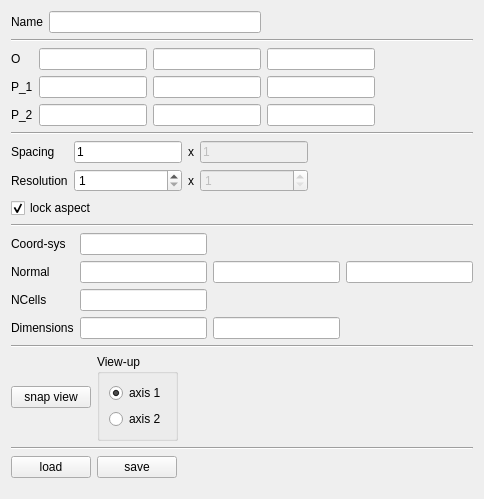
Above: development/pqSQPlaneSourceForm.ui from burlen/SciberQuestToolKit before the change. Below: the same form after it.
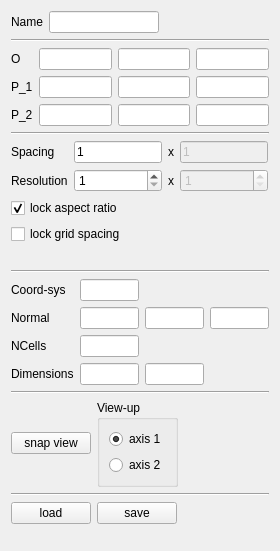
That is the form after the change.

Commit message: ENH: Its not an error to go out of bounds during topo trace.

```diff
--- a/development/pqSQPlaneSourceForm.ui
+++ b/development/pqSQPlaneSourceForm.ui
@@ -6,14 +6,14 @@
    <rect>
     <x>0</x>
     <y>0</y>
-    <width>484</width>
-    <height>499</height>
+    <width>280</width>
+    <height>551</height>
    </rect>
   </property>
   <property name="windowTitle">
    <string>Form</string>
   </property>
-  <layout class="QVBoxLayout" name="verticalLayout_2">
+  <layout class="QVBoxLayout" name="verticalLayout_3">
    <item>
     <layout class="QHBoxLayout" name="horizontalLayout">
      <item>
@@ -121,7 +121,7 @@
     </layout>
    </item>
    <item>
-    <widget class="Line" name="line_3">
+    <widget class="Line" name="line_2">
      <property name="orientation">
       <enum>Qt::Horizontal</enum>
      </property>
@@ -223,16 +223,28 @@
     </layout>
    </item>
    <item>
-    <layout class="QHBoxLayout" name="horizontalLayout_3">
+    <layout class="QVBoxLayout" name="verticalLayout_2">
      <item>
       <widget class="QCheckBox" name="aspectLock">
        <property name="text">
-        <string>lock aspect</string>
+        <string>lock aspect ratio</string>
        </property>
        <property name="checked">
         <bool>true</bool>
        </property>
       </widget>
+     </item>
+     <item>
+      <widget class="QCheckBox" name="spacingLock">
+       <property name="text">
+        <string>lock grid spacing</string>
+       </property>
+       <property name="checked">
+        <bool>false</bool>
+       </property>
+      </widget>
+     </item>
+    </layout>
      </item>
      <item>
       <spacer name="horizontalSpacer_3">
@@ -241,16 +253,14 @@
        </property>
        <property name="sizeHint" stdset="0">
         <size>
-         <width>40</width>
+       <width>269</width>
          <height>20</height>
         </size>
        </property>
       </spacer>
      </item>
-    </layout>
-   </item>
    <item>
-    <widget class="Line" name="line_2">
+    <widget class="Line" name="line_3">
      <property name="orientation">
       <enum>Qt::Horizontal</enum>
      </property>
@@ -344,7 +354,7 @@
     </layout>
    </item>
    <item>
-    <widget class="Line" name="line_5">
+    <widget class="Line" name="line_4">
      <property name="orientation">
       <enum>Qt::Horizontal</enum>
      </property>
@@ -404,7 +414,7 @@
     </layout>
    </item>
    <item>
-    <widget class="Line" name="line_4">
+    <widget class="Line" name="line_5">
      <property name="orientation">
       <enum>Qt::Horizontal</enum>
      </property>
```
Lines whose indentation alone changed are shown as unchanged. The commit also changes 2 other files.
